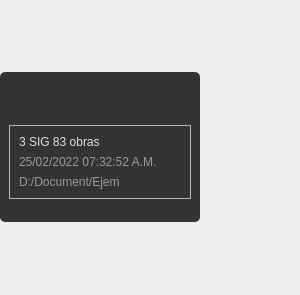
Old version of the form UI/widget_card.ui in the repository edwinar13/MPM-UN.
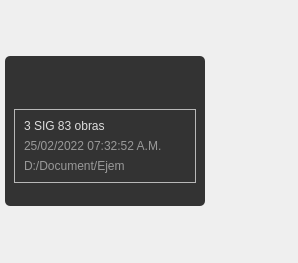
New version of the form. Icons and pictures are not drawn.

Commit message: v0.2.0 si bien, esta version es la mas estable repecto al manejo de archivos mpm, se ve muy desordenada  las card, al minimizar, por lo cual se implementara nuevo UI inicio

```diff
--- a/UI/widget_card.ui
+++ b/UI/widget_card.ui
@@ -6,8 +6,8 @@
    <rect>
     <x>0</x>
     <y>0</y>
-    <width>300</width>
-    <height>295</height>
+    <width>298</width>
+    <height>263</height>
    </rect>
   </property>
   <property name="sizePolicy">
@@ -67,16 +67,16 @@
     <number>0</number>
    </property>
    <property name="leftMargin">
-    <number>0</number>
+    <number>5</number>
    </property>
    <property name="topMargin">
-    <number>0</number>
+    <number>5</number>
    </property>
    <property name="rightMargin">
-    <number>0</number>
+    <number>5</number>
    </property>
    <property name="bottomMargin">
-    <number>0</number>
+    <number>5</number>
    </property>
    <item>
     <widget class="QFrame" name="frame_card">
```
The commit also changes 21 other files.
